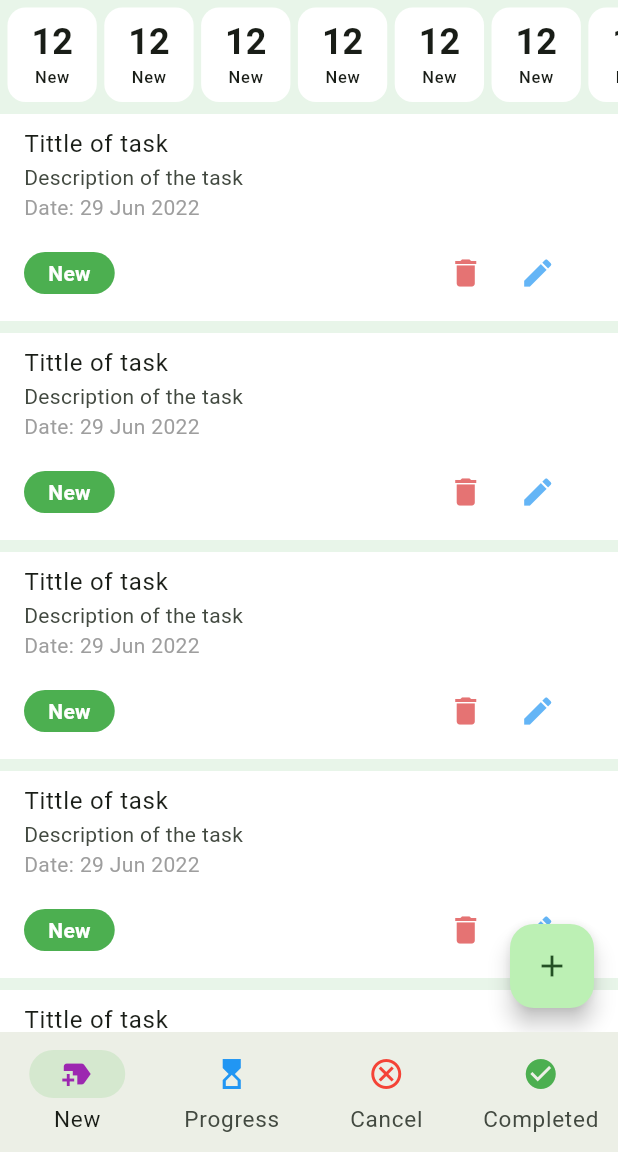
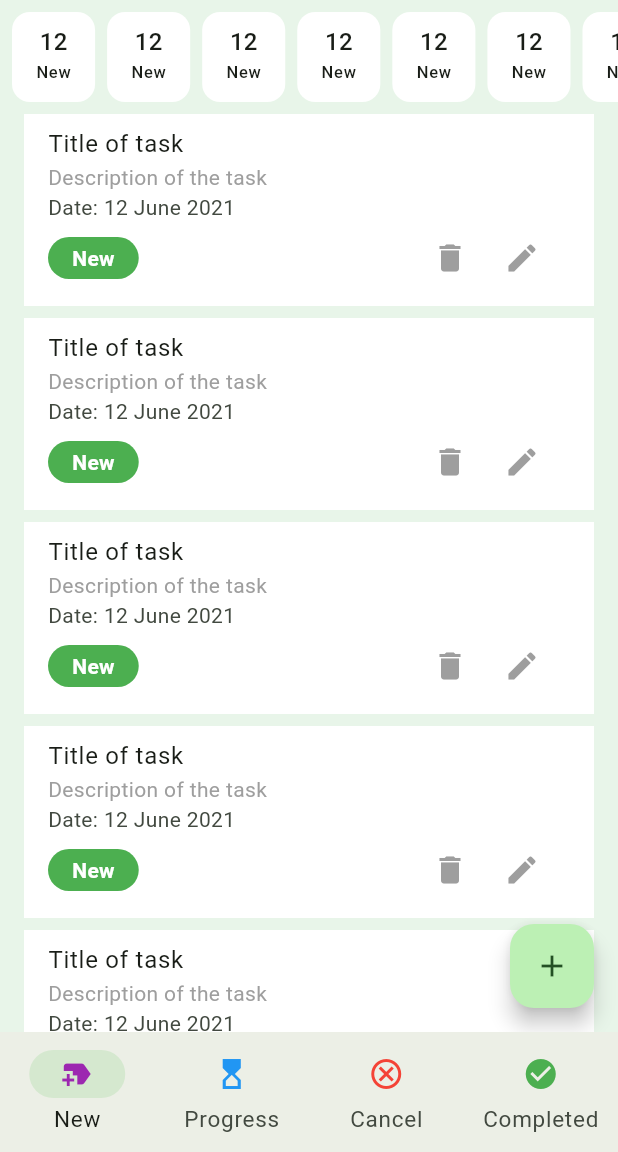
Before and after one commit to Shishir707/Task-Manager-App, a Flutter app: the screen it shows after launch, after a tap on the "arrow circle right" icon, on a phone screen of 412 x 824 dp, the part 84-1236 px from its top. Run offline on Flutter 3.47's test engine with Material 3 defaults, Android fonts, the phone set to English and light mode, and no system bars; our stand-ins replace flutter_svg, pin_code_fields.

Commit message:
change task_card for make scrollable

```diff
--- a/lib/UI/screen/new_task_screen_list.dart
+++ b/lib/UI/screen/new_task_screen_list.dart
@@ -1,5 +1,5 @@
 import 'package:flutter/material.dart';
-import 'package:task_manager/UI/widgets/task_card.dart';
+import '../widgets/task_card.dart';
 
 class NewTaskScreenList extends StatefulWidget {
   const NewTaskScreenList({super.key});
@@ -12,12 +12,25 @@ class _NewTaskScreenListState extends State<NewTaskScreenList> {
   @override
   Widget build(BuildContext context) {
     return Scaffold(
-      body: Column(
-        children: [
-          _NewSummaryList(),
-          SizedBox(height: 8),
-          Expanded(child: TaskCard()),
-        ],
+      body: SingleChildScrollView(
+        child: Column(
+          spacing: 8,
+          children: [
+            const SizedBox(),
+            _buildTaskSummaryListView(),
+            ListView.separated(
+              itemCount: 10,
+              primary: false,
+              shrinkWrap: true,
+              itemBuilder: (context, index) {
+                return TaskCard();
+              },
+              separatorBuilder: (context, index) {
+                return SizedBox(height: 8);
+              },
+            ),
+          ],
+        ),
       ),
       floatingActionButton: FloatingActionButton(
         onPressed: _onTapAddNewTaskButton,
@@ -27,30 +40,28 @@ class _NewTaskScreenListState extends State<NewTaskScreenList> {
   }
 
   void _onTapAddNewTaskButton() {
-    Navigator.pushNamed(context, "/add-new");
+    Navigator.pushNamed(context, '/add-new');
   }
-}
 
-class _NewSummaryList extends StatelessWidget {
-  const _NewSummaryList();
-
-  @override
-  Widget build(BuildContext context) {
+  Widget _buildTaskSummaryListView() {
     return SizedBox(
-      height: 68,
+      height: 60,
       child: ListView.builder(
         itemCount: 10,
         scrollDirection: Axis.horizontal,
         itemBuilder: (context, index) {
           return Card(
+            elevation: 0,
             color: Colors.white,
-            elevation: 0,
-            margin: EdgeInsets.only(left: 5, top: 5),
+            margin: EdgeInsets.only(left: 8),
             child: Padding(
-              padding: const EdgeInsets.symmetric(horizontal: 16, vertical: 8),
+              padding: const EdgeInsets.symmetric(
+                horizontal: 16.0,
+                vertical: 8,
+              ),
               child: Column(
                 children: [
-                  Text('12', style: TextTheme.of(context).titleLarge),
+                  Text('12', style: TextTheme.of(context).titleMedium),
                   Text('New', style: TextTheme.of(context).labelSmall),
                 ],
               ),
--- a/lib/UI/widgets/task_card.dart
+++ b/lib/UI/widgets/task_card.dart
@@ -1,34 +1,27 @@
 import 'package:flutter/material.dart';
 
 class TaskCard extends StatelessWidget {
-  const TaskCard({
-    super.key,
-  });
+  const TaskCard({super.key});
 
   @override
   Widget build(BuildContext context) {
-    return ListView.separated(
-      itemCount: 15,
-      itemBuilder: (context, index) {
-        return ListTile(
+    return Container(
+      margin: EdgeInsets.symmetric(horizontal: 16),
+      child: ListTile(
         tileColor: Colors.white,
-          title: Text('Tittle of task'),
+        title: Text('Title of task'),
         subtitle: Column(
           crossAxisAlignment: CrossAxisAlignment.start,
           children: [
-              Text('Description of the task'),
             Text(
-                'Date: 29 Jun 2022',
+              'Description of the task',
               style: TextStyle(color: Colors.grey),
             ),
-              SizedBox(height: 10),
+            Text('Date: 12 June 2021'),
             Row(
               children: [
                 Container(
-                    padding: EdgeInsets.symmetric(
-                      horizontal: 16,
-                      vertical: 4,
-                    ),
+                  padding: EdgeInsets.symmetric(horizontal: 16, vertical: 4),
                   decoration: BoxDecoration(
                     color: Colors.green,
                     borderRadius: BorderRadius.circular(16),
@@ -41,27 +34,20 @@ class TaskCard extends StatelessWidget {
                     ),
                   ),
                 ),
-                  SizedBox(width: 210),
+                Spacer(),
                 IconButton(
                   onPressed: () {},
-                    icon: Icon(
-                      Icons.delete,
-                      color: Colors.red.shade300,
-                    ),
+                  icon: Icon(Icons.delete, color: Colors.grey),
                 ),
                 IconButton(
                   onPressed: () {},
-                    icon: Icon(Icons.edit, color: Colors.blue.shade300),
+                  icon: Icon(Icons.edit, color: Colors.grey),
                 ),
               ],
             ),
           ],
         ),
-        );
-      },
-      separatorBuilder: (BuildContext context, int index) {
-        return SizedBox(height: 8);
-      },
+      ),
     );
   }
 }
```
Lines whose indentation alone changed are shown as unchanged.
